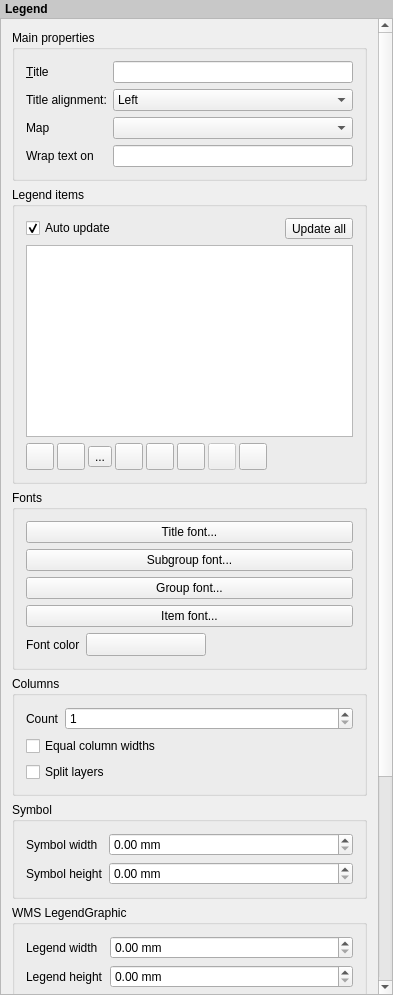
Old version of the form src/ui/composer/qgscomposerlegendwidgetbase.ui in the repository carsmie/QGIS.
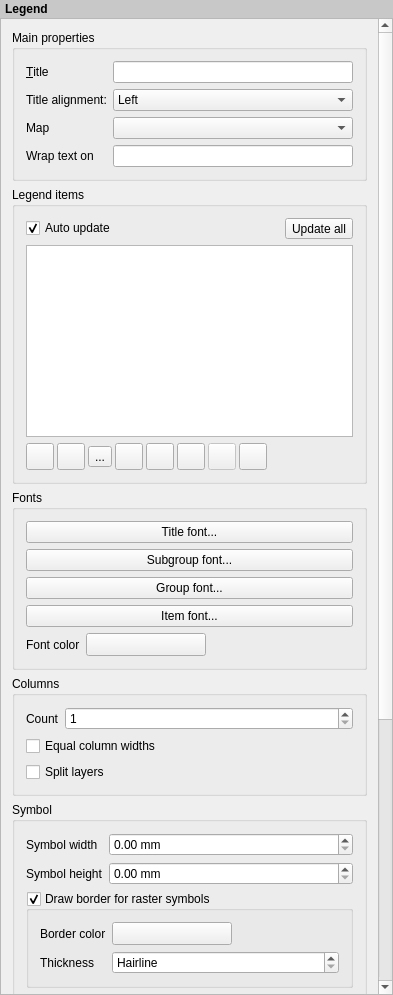
New version of the form. Icons and pictures are not drawn. Custom widgets are drawn as their Qt base class.

Commit message:
Fix hardcoded border for raster legend items (fix #13540)
Previously raster legend items always had a fixed black border.
Now there's options to change the color/width of this border or
disable it entirely.

```diff
--- a/src/ui/composer/qgscomposerlegendwidgetbase.ui
+++ b/src/ui/composer/qgscomposerlegendwidgetbase.ui
@@ -63,9 +63,9 @@
       <property name="geometry">
        <rect>
         <x>0</x>
-        <y>0</y>
+        <y>-420</y>
         <width>375</width>
-        <height>1291</height>
+        <height>1392</height>
        </rect>
       </property>
       <layout class="QVBoxLayout" name="mainLayout">
@@ -636,6 +636,108 @@
             </property>
            </widget>
           </item>
+          <item row="2" column="0" colspan="2">
+           <widget class="QgsCollapsibleGroupBoxBasic" name="mRasterBorderGroupBox">
+            <property name="title">
+             <string>Draw border for raster symbols</string>
+            </property>
+            <property name="checkable">
+             <bool>true</bool>
+            </property>
+            <property name="syncGroup" stdset="0">
+             <string notr="true">composeritem</string>
+            </property>
+            <property name="collapsed" stdset="0">
+             <bool>true</bool>
+            </property>
+            <layout class="QGridLayout" name="gridLayout">
+             <item row="0" column="0">
+              <widget class="QLabel" name="label_17">
+               <property name="text">
+                <string>Border color</string>
+               </property>
+              </widget>
+             </item>
+             <item row="0" column="1">
+              <layout class="QHBoxLayout" name="horizontalLayout_6">
+               <item>
+                <widget class="QgsColorButtonV2" name="mRasterBorderColorButton">
+                 <property name="sizePolicy">
+                  <sizepolicy hsizetype="Fixed" vsizetype="Fixed">
+                   <horstretch>0</horstretch>
+                   <verstretch>0</verstretch>
+                  </sizepolicy>
+                 </property>
+                 <property name="minimumSize">
+                  <size>
+                   <width>120</width>
+                   <height>0</height>
+                  </size>
+                 </property>
+                 <property name="maximumSize">
+                  <size>
+                   <width>120</width>
+                   <height>16777215</height>
+                  </size>
+                 </property>
+                 <property name="text">
+                  <string/>
+                 </property>
+                </widget>
+               </item>
+               <item>
+                <spacer name="horizontalSpacer_2">
+                 <property name="orientation">
+                  <enum>Qt::Horizontal</enum>
+                 </property>
+                 <property name="sizeHint" stdset="0">
+                  <size>
+                   <width>40</width>
+                   <height>20</height>
+                  </size>
+                 </property>
+                </spacer>
+               </item>
+              </layout>
+             </item>
+             <item row="1" column="0">
+              <widget class="QLabel" name="mOutlineWidthLabel">
+               <property name="text">
+                <string>Thickness</string>
+               </property>
+               <property name="wordWrap">
+                <bool>true</bool>
+               </property>
+               <property name="buddy">
+                <cstring>mRasterBorderWidthSpinBox</cstring>
+               </property>
+              </widget>
+             </item>
+             <item row="1" column="1">
+              <widget class="QgsDoubleSpinBox" name="mRasterBorderWidthSpinBox">
+               <property name="sizePolicy">
+                <sizepolicy hsizetype="Expanding" vsizetype="Fixed">
+                 <horstretch>0</horstretch>
+                 <verstretch>0</verstretch>
+                </sizepolicy>
+               </property>
+               <property name="specialValueText">
+                <string>Hairline</string>
+               </property>
+               <property name="suffix">
+                <string> mm</string>
+               </property>
+               <property name="singleStep">
+                <double>0.100000000000000</double>
+               </property>
+               <property name="showClearButton" stdset="0">
+                <bool>false</bool>
+               </property>
+              </widget>
+             </item>
+            </layout>
+           </widget>
+          </item>
          </layout>
         </widget>
        </item>
```
Left out of the diff: 5 changed lines with no effect on the pictures. The commit also changes 14 other files.
